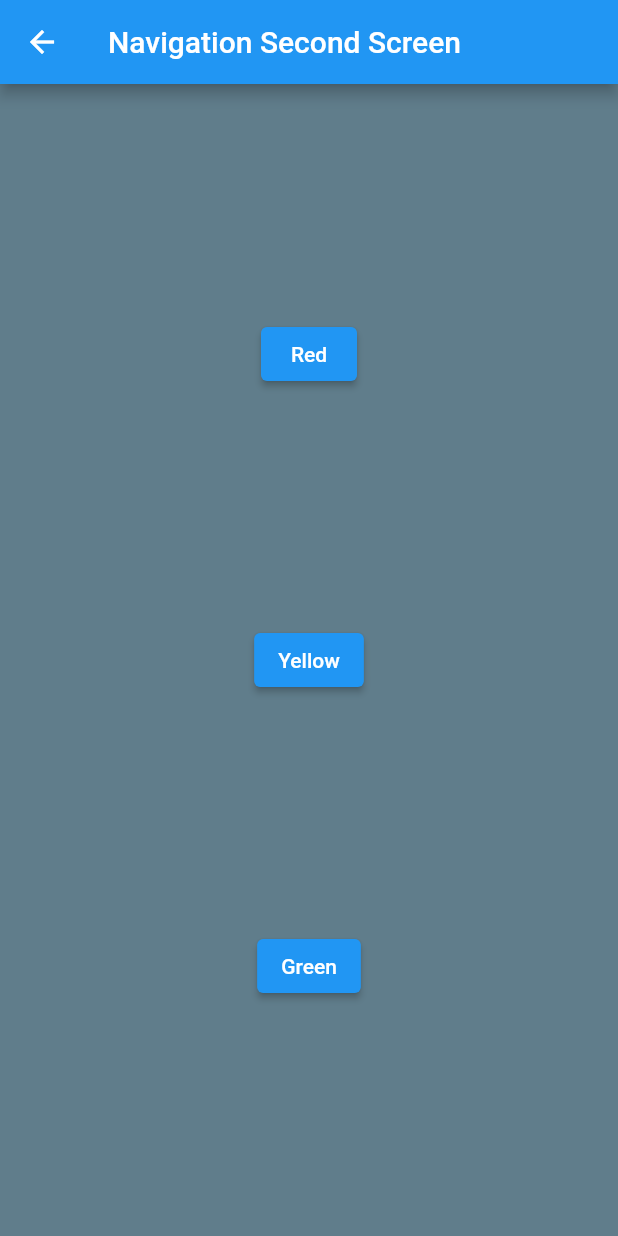
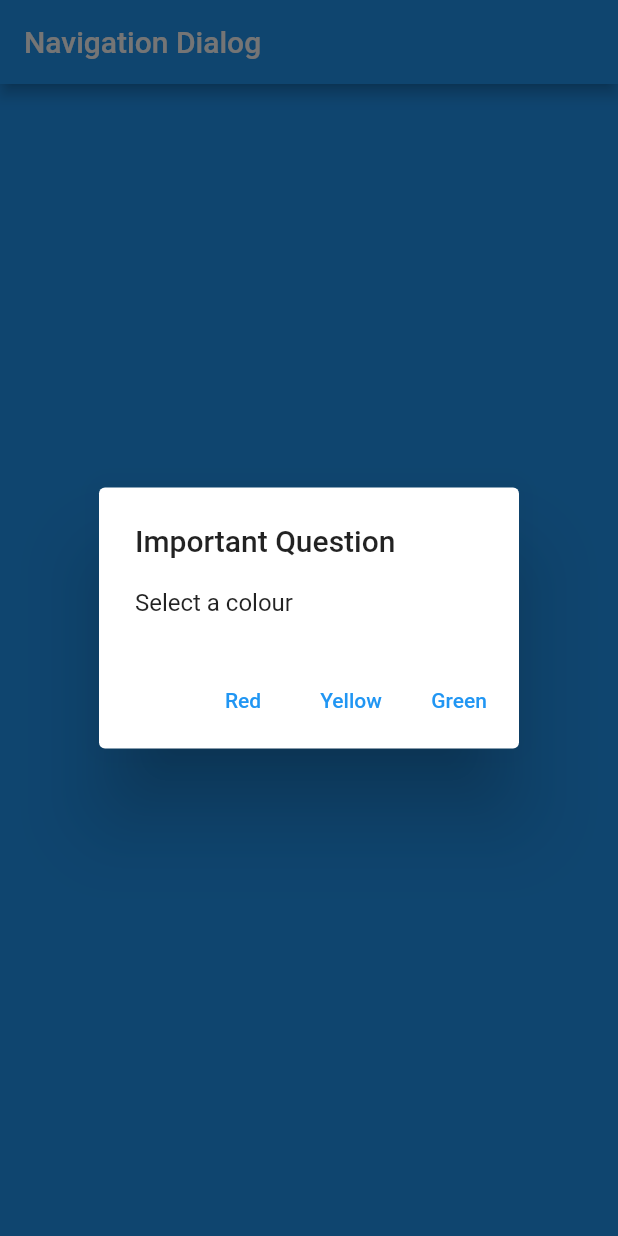
Before and after one commit to MaxTrent/flutter_future, a Flutter app: the screen it shows after launch, after a tap on "Change Color", on a phone screen of 412 x 824 dp. Run offline on Flutter 3.47's test engine with Material 2 defaults, Android fonts, the phone set to English and light mode, and no system bars; our stand-ins replace geolocator.

Commit message:
Learning how navigator works

```diff
--- a/lib/main.dart
+++ b/lib/main.dart
@@ -3,6 +3,7 @@ import 'package:async/async.dart';
 import 'dart:io';
 import 'package:flutter/material.dart';
 import 'package:flutter_future/geo_location.dart';
+import 'package:flutter_future/navigation_dialog.dart';
 import 'package:flutter_future/navigation_first.dart';
 import 'package:http/http.dart';
 import 'package:http/http.dart' as http;
@@ -20,7 +21,7 @@ class MyApp extends StatelessWidget {
         primarySwatch: Colors.blue,
         visualDensity: VisualDensity.adaptivePlatformDensity,
       ),
-      home: NavigationFirst(),
+      home: NavigationDialog(),
     );
   }
 }
--- /dev/null
+++ b/lib/navigation_dialog.dart
@@ -0,0 +1,70 @@
+import 'package:flutter/material.dart';
+
+class NavigationDialog extends StatefulWidget {
+
+  @override
+  State<NavigationDialog> createState() => _NavigationDialogState();
+}
+
+class _NavigationDialogState extends State<NavigationDialog> {
+  Color color = Colors.blue;
+
+  @override
+  Widget build(BuildContext context) {
+    return Scaffold(
+      backgroundColor: color,
+      appBar: AppBar(
+          title: Text(
+              'Navigation Dialog'
+          )),
+      body: Center(
+        child: ElevatedButton(
+          child: Text('Change Color'),
+          onPressed: () {
+            _showColorDialog(context);
+          },
+        ),
+      ),
+    );
+  }
+
+
+  _showColorDialog(BuildContext context) async {
+    await showDialog(
+        barrierDismissible: false,
+        context: context,
+        builder: (_) =>
+            AlertDialog(
+              title: Text('Important Question'),
+              content: Text('Select a colour'),
+              actions: [
+                TextButton(
+                  child: Text('Red'),
+                  onPressed: () {
+                    color = Colors.red;
+                    Navigator.pop(context, color);
+                  },
+                ),
+                TextButton(
+                  child: Text('Yellow'),
+                  onPressed: () {
+                    color = Colors.yellow;
+                    Navigator.pop(context, color);
+                  },
+                ),
+
+                TextButton(
+                  child: Text('Green'),
+                  onPressed: () {
+                    color = Colors.green;
+                    Navigator.pop(context, color);
+                  },
+                ),
+              ],
+            ),
+    );
+    setState(() {
+      color = color;
+    });;
+  }
+}
```
